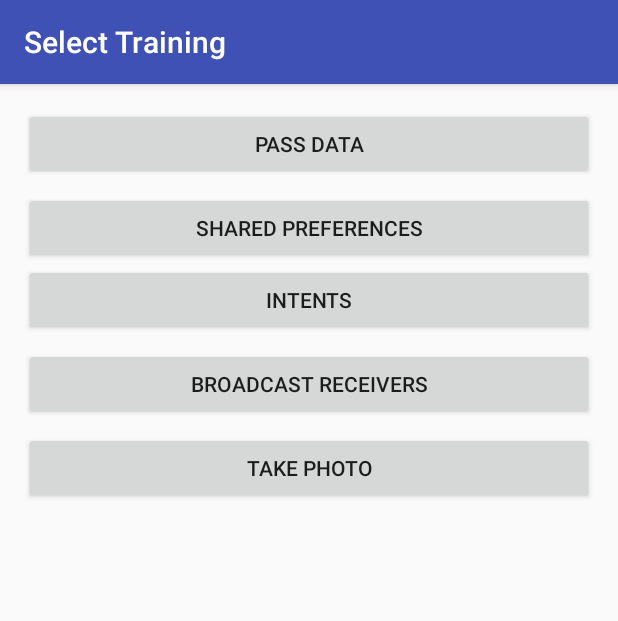
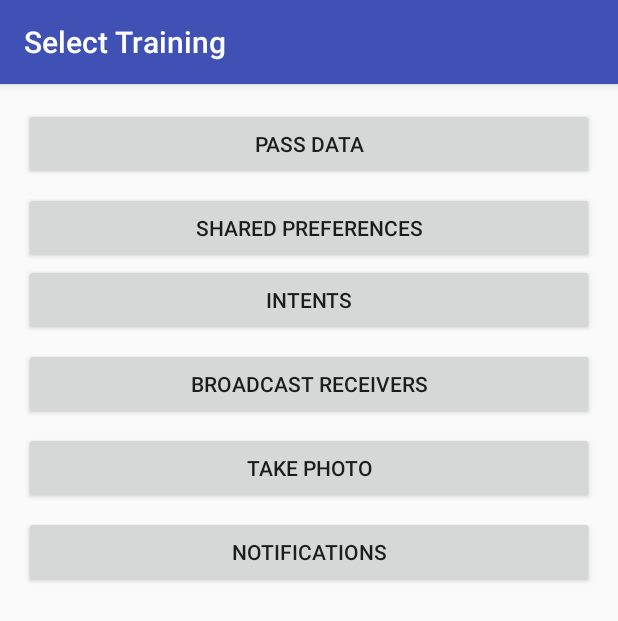
Before and after one commit to EsteveAguilera/Introducing-Android-The-Workshop, an Android app: the SelectTrainingActivity screen opened directly, with no data from a screen before it, on a phone screen of 412 x 824 dp. Shown: the top 621 px of the screen. Run offline under Robolectric (Android 15) with nearby library versions, the phone set to English and light mode, and no system bars.

Commit message:
Add notifications training

```diff
--- a/app/src/main/AndroidManifest.xml
+++ b/app/src/main/AndroidManifest.xml
@@ -39,6 +39,9 @@
         <activity
             android:name=".photo.TakePhotoActivity"
             android:label="Take Photo"/>
+        <activity
+            android:name=".notification.NotificationsActivity"
+            android:label="Notifications"/>
 
         <provider
             android:name=".intents.GenericFileProvider"
--- a/app/src/main/java/io/github/esteveaguilera/androidworkshop/SelectTrainingActivity.java
+++ b/app/src/main/java/io/github/esteveaguilera/androidworkshop/SelectTrainingActivity.java
@@ -7,6 +7,7 @@ import android.view.View;
 
 import io.github.esteveaguilera.androidworkshop.broadcastreceiver.BroadcastReceiverActivity;
 import io.github.esteveaguilera.androidworkshop.intents.IntentsActivity;
+import io.github.esteveaguilera.androidworkshop.notification.NotificationsActivity;
 import io.github.esteveaguilera.androidworkshop.passdata.ActivityA;
 import io.github.esteveaguilera.androidworkshop.photo.TakePhotoActivity;
 import io.github.esteveaguilera.androidworkshop.sharedpreferences.SharedPreferencesActivity;
@@ -52,5 +53,12 @@ public class SelectTrainingActivity extends AppCompatActivity {
                 startActivity(new Intent(SelectTrainingActivity.this, TakePhotoActivity.class));
             }
         });
+
+        findViewById(R.id.but_training_notifications).setOnClickListener(new View.OnClickListener() {
+            @Override
+            public void onClick(View v) {
+                startActivity(new Intent(SelectTrainingActivity.this, NotificationsActivity.class));
+            }
+        });
     }
 }
--- a/app/src/main/res/layout/activity_select_training.xml
+++ b/app/src/main/res/layout/activity_select_training.xml
@@ -54,4 +54,14 @@
        app:layout_constraintStart_toStartOf="parent"
        app:layout_constraintTop_toBottomOf="@+id/but_training_broadcast_receivers" />
 
+   <Button
+       android:id="@+id/but_training_notifications"
+       android:layout_width="0dp"
+       android:layout_height="wrap_content"
+       android:layout_marginTop="8dp"
+       android:text="@string/notifications"
+       app:layout_constraintEnd_toEndOf="parent"
+       app:layout_constraintStart_toStartOf="parent"
+       app:layout_constraintTop_toBottomOf="@+id/but_training_take_photo" />
+
 </android.support.constraint.ConstraintLayout>
--- a/app/src/main/res/values/strings.xml
+++ b/app/src/main/res/values/strings.xml
@@ -17,4 +17,6 @@
     <string name="broadcast_running">Broadcast Receiver is running</string>
     <string name="broadcast_stopped">Broadcast Receiver is stopped</string>
     <string name="take_photo">Take photo</string>
+    <string name="notifications">Notifications</string>
+    <string name="launch_notification">Launch notification</string>
 </resources>
```
Also changed, not shown: app/src/main/java/io/github/esteveaguilera/androidworkshop/notification/NotificationsActivity.java (added, +53 -0 lines), app/src/main/res/layout/activity_notification.xml (added, +19 -0 lines), app/src/main/res/drawable-hdpi/ic_notification.png (added), app/src/main/res/drawable-mdpi/ic_notification.png (added), app/src/main/res/drawable-xhdpi/ic_notification.png (added), app/src/main/res/drawable-xxhdpi/ic_notification.png (added).
